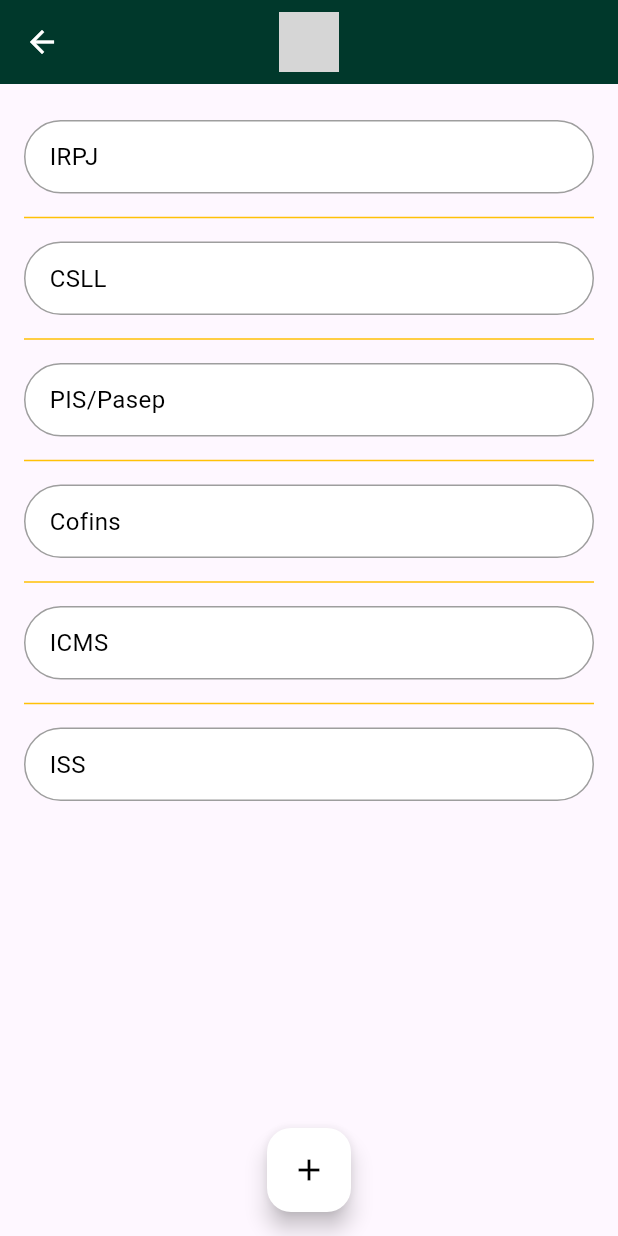
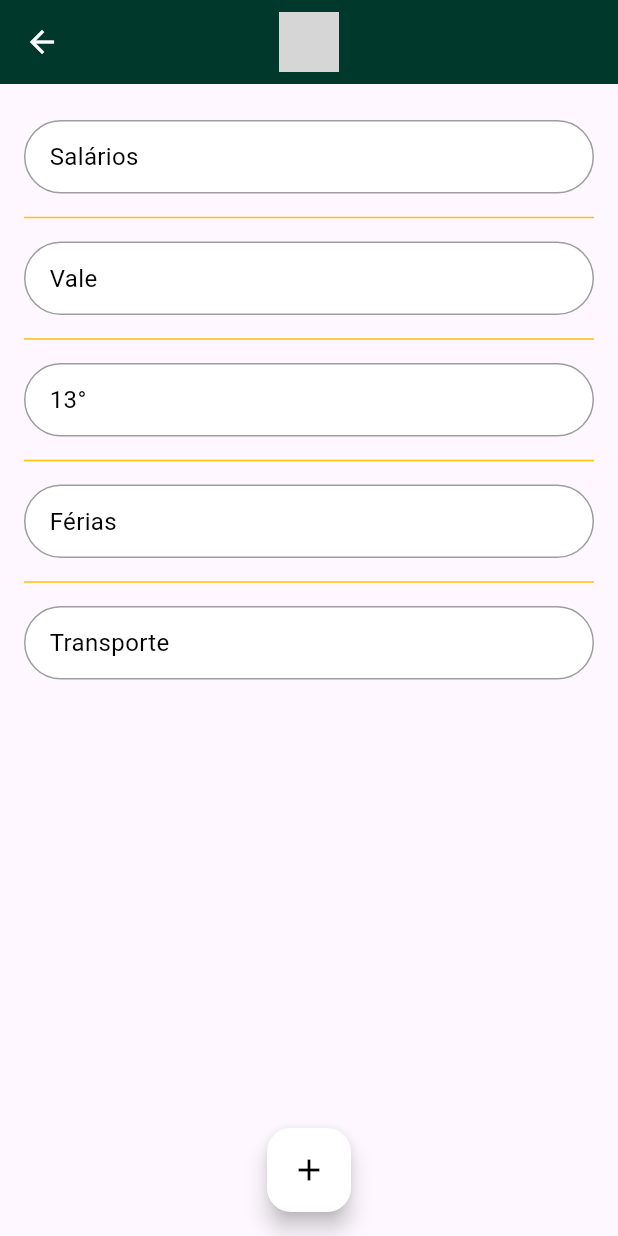
Before and after one commit to PHV00/doce_conta, a Flutter app: the LoginScreen screen opened directly, after a tap on "Testing Button", on a phone screen of 412 x 824 dp. Run offline on Flutter 3.47's test engine with Material 3 defaults, Android fonts, the phone set to English and light mode, and no system bars; our stand-ins replace flutter_svg, sqflite; accounts and stored records are empty; project files that could hold a hidden picture were left out; grey boxes are pictures that could not be loaded.

Commit message:
Payment Cost Input

```diff
--- a/doce_conta/lib/view/login.dart
+++ b/doce_conta/lib/view/login.dart
@@ -1,6 +1,6 @@
 import 'package:doce_conta/view/main_screen.dart';
+import 'package:doce_conta/view/payment_cost_screen.dart';
 import 'package:doce_conta/view/register.dart';
-import 'package:doce_conta/view/taxes_cost_screen.dart';
 import 'package:flutter/gestures.dart';
 import 'package:flutter/material.dart';
 import '../widgets/button.dart';
@@ -68,7 +68,7 @@ class _LoginScreenState extends State<LoginScreen> {
 
             ElevatedButton(
               onPressed: (){
-                Navigator.push(context, MaterialPageRoute(builder: (context) => TaxesCosting()));
+                Navigator.push(context, MaterialPageRoute(builder: (context) => PaymentCost()));
               },
             child: const Text("Testing Button"),
             )
--- /dev/null
+++ b/doce_conta/lib/view/payment_cost_screen.dart
@@ -0,0 +1,73 @@
+import 'package:flutter/material.dart';
+import 'package:flutter_svg/flutter_svg.dart';
+
+class PaymentCost extends StatelessWidget {
+  @override
+  Widget build(BuildContext context) {
+    return Scaffold(
+      appBar: AppBar(
+        backgroundColor: const Color(0xFF00382B),
+        leading: IconButton(
+          icon: const Icon(Icons.arrow_back, color: Colors.white),
+          onPressed: () {
+            Navigator.of(context).pop();
+          },
+        ),
+        title: SvgPicture.asset(
+          'assets/images/folha_pagamento.svg',
+          height: 40,
+          color: const Color(0xFFF5A001),
+        ),
+        centerTitle: true,
+      ),
+      body: Column(
+        children: [
+          // Lista de produtos
+          Expanded(
+            child: ListView.separated(
+              padding: const EdgeInsets.all(16.0),
+              itemCount: 5,
+              itemBuilder: (context, index) {
+                // Lista de produtos
+                final productNames = ['Salários', 'Vale', '13°', 'Férias', 'Transporte'];
+                return _buildProductItem(productNames[index]);
+              },
+              separatorBuilder: (context, index) => Divider(
+                color: Colors.amber, // Linha amarela entre os itens
+                thickness: 1,
+                height: 16, // Ajusta o espaçamento da linha entre os itens
+              ),
+            ),
+          ),
+          // Botão de adicionar
+          Padding(
+            padding: const EdgeInsets.only(bottom: 16.0),
+            child: FloatingActionButton(
+              onPressed: () {
+                // Adicionar novo produto
+              },
+              child: const Icon(Icons.add, color: Colors.black),
+              backgroundColor: Colors.white,
+            ),
+          ),
+        ],
+      ),
+    );
+  }
+
+  Widget _buildProductItem(String productName) {
+    return Container(
+      margin: const EdgeInsets.symmetric(vertical: 8.0),
+      padding: const EdgeInsets.symmetric(horizontal: 16.0, vertical: 12.0),
+      decoration: BoxDecoration(
+        color: Colors.white,
+        borderRadius: BorderRadius.circular(25.0),
+        border: Border.all(color: Colors.grey, width: 1),
+      ),
+      child: Text(
+        productName,
+        style: const TextStyle(fontSize: 16, color: Colors.black),
+      ),
+    );
+  }
+}
```
